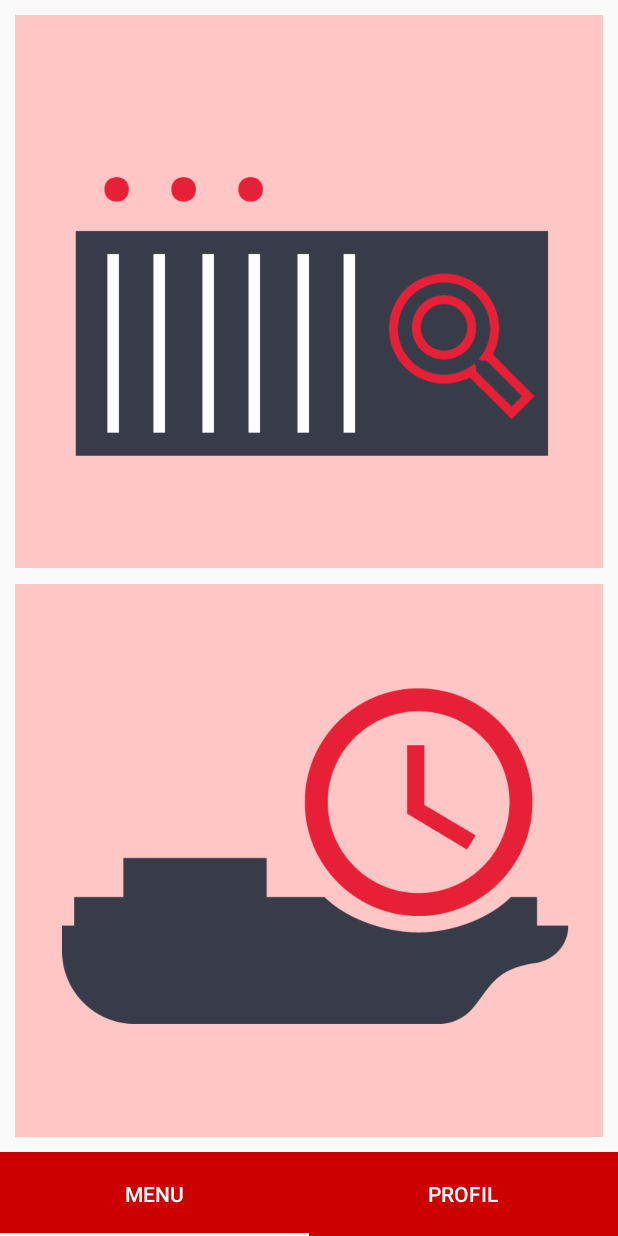
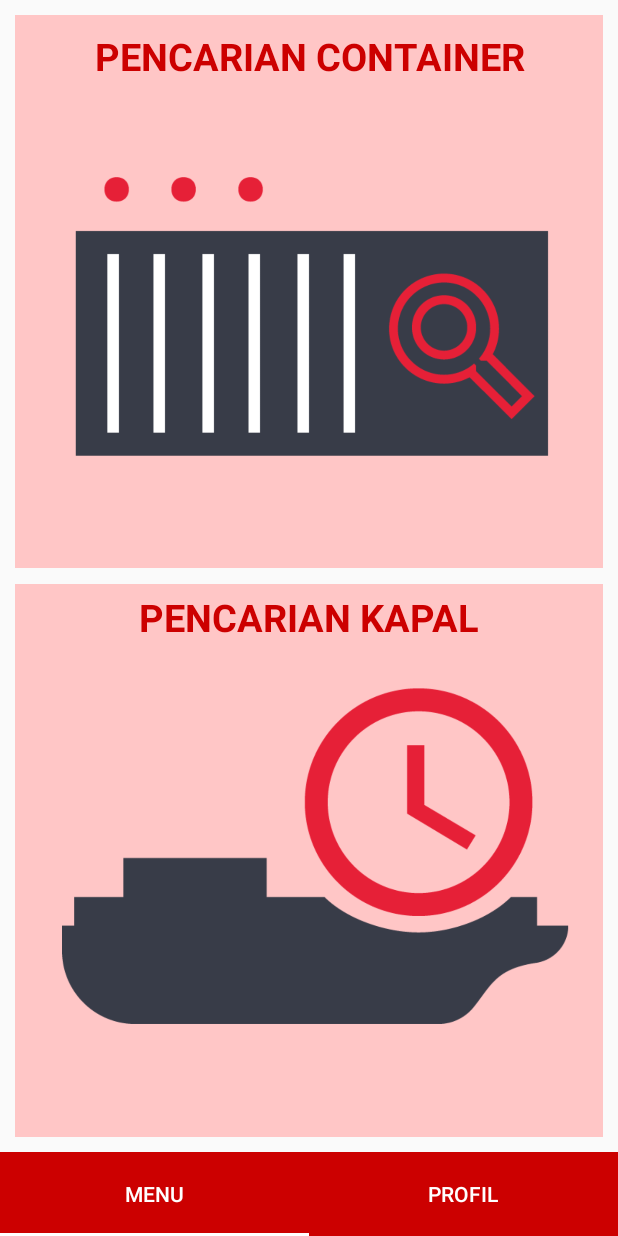
Before and after one commit to GeolseuDei/heketon, an Android app: the MenuFragment screen opened directly, with no data from a screen before it, on a phone screen of 412 x 824 dp. Run offline under Robolectric (Android 15) with nearby library versions, the phone set to English and light mode, and no system bars; 2 statements that could not run were skipped.

Commit message:
dengan tambahan topping teks di atas imagebutton

```diff
--- a/app/src/main/res/layout/fragment_menu.xml
+++ b/app/src/main/res/layout/fragment_menu.xml
@@ -9,24 +9,70 @@
         android:layout_height="match_parent"
         android:orientation="vertical"
         android:padding="10dp">
+
+        <FrameLayout
+            android:layout_width="match_parent"
+            android:layout_height="0dp"
+            android:layout_weight="1">
+
+
+
             <ImageButton
                 android:id="@+id/btn_menu_container"
                 android:layout_width="match_parent"
-            android:layout_height="0dp"
+                android:layout_height="match_parent"
                 android:layout_weight="1"
                 android:src="@drawable/container"
                 android:scaleType="fitCenter"
                 android:background="@color/pink"
-            android:layout_marginBottom="5dp"/>
+                android:layout_marginBottom="5dp" />
+
+            <TextView
+                android:id="@+id/textView"
+                android:layout_marginLeft="10dp"
+                android:layout_marginRight="10dp"
+                android:layout_marginTop="10dp"
+                android:textColor="@android:color/holo_red_dark"
+                android:layout_width="match_parent"
+                android:layout_height="wrap_content"
+                android:text="PENCARIAN CONTAINER"
+                android:textStyle="bold"
+                android:textSize="25dp"
+                android:gravity="center"/>
+
+        </FrameLayout>
+
+        <FrameLayout
+            android:layout_width="match_parent"
+            android:layout_height="0dp"
+            android:layout_weight="1">
+
+
+
             <ImageButton
                 android:layout_marginTop="5dp"
                 android:id="@+id/btn_menu_jadwalkedatangan"
                 android:layout_width="match_parent"
-            android:layout_height="0dp"
+                android:layout_height="match_parent"
                 android:layout_weight="1"
                 android:src="@drawable/jadwalkedatangan"
                 android:scaleType="fitCenter"
                 android:background="@color/pink" />
+
+            <TextView
+                android:id="@+id/textView2"
+                android:layout_marginLeft="10dp"
+                android:layout_marginRight="10dp"
+                android:layout_marginTop="10dp"
+                android:textColor="@android:color/holo_red_dark"
+                android:layout_width="match_parent"
+                android:layout_height="wrap_content"
+                android:text="PENCARIAN KAPAL"
+                android:textStyle="bold"
+                android:textSize="25dp"
+                android:gravity="center"/>
+
+        </FrameLayout>
     </LinearLayout>
 
 </FrameLayout>
```
Lines whose indentation alone changed are shown as unchanged.
